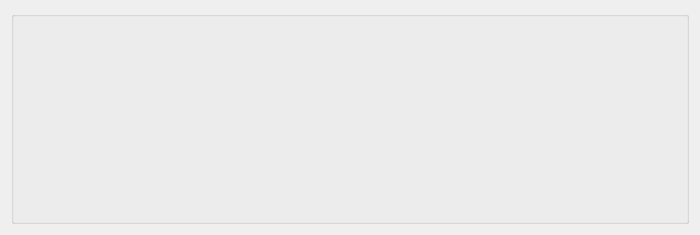
missdeer/derfla, file src/derfla/alfredui/alfredwidget.ui: the form before one commit.
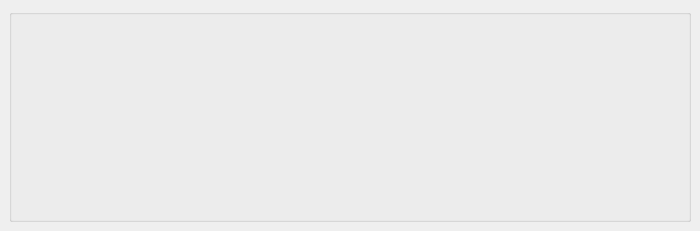
The form after the commit.

Commit message: (*)action execute on Alfred widget

What changed in the file:
```diff
--- a/src/derfla/alfredui/alfredwidget.ui
+++ b/src/derfla/alfredui/alfredwidget.ui
@@ -34,6 +34,21 @@
    <string>Widget</string>
   </property>
   <layout class="QGridLayout" name="gridLayout">
+   <property name="leftMargin">
+    <number>9</number>
+   </property>
+   <property name="topMargin">
+    <number>9</number>
+   </property>
+   <property name="rightMargin">
+    <number>9</number>
+   </property>
+   <property name="bottomMargin">
+    <number>9</number>
+   </property>
+   <property name="spacing">
+    <number>6</number>
+   </property>
    <item row="0" column="1">
     <widget class="QGroupBox" name="groupBox">
      <property name="sizePolicy">
@@ -69,6 +84,21 @@
       <property name="fieldGrowthPolicy">
        <enum>QFormLayout::FieldsStayAtSizeHint</enum>
       </property>
+      <property name="verticalSpacing">
+       <number>0</number>
+      </property>
+      <property name="leftMargin">
+       <number>9</number>
+      </property>
+      <property name="topMargin">
+       <number>9</number>
+      </property>
+      <property name="rightMargin">
+       <number>9</number>
+      </property>
+      <property name="bottomMargin">
+       <number>9</number>
+      </property>
      </layout>
     </widget>
    </item>
```
The commit also changes 4 other files.
